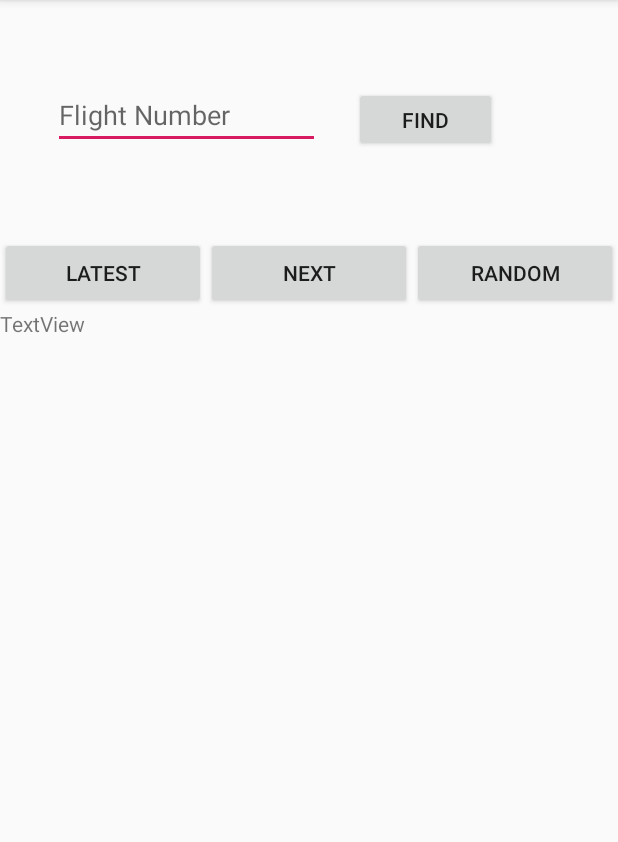
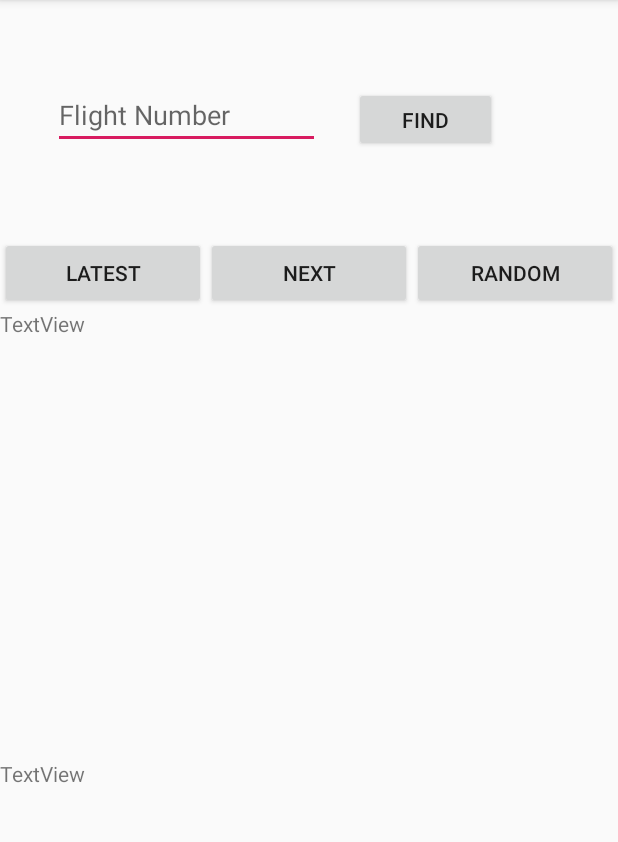
Before and after one commit to nch3nch3/CS125Final, an Android app: the screen it shows after launch (MainActivity), on a phone screen of 412 x 824 dp, the part 84-926 px from its top. Run offline under Robolectric (Android 15) with nearby library versions, the phone set to English and light mode, and no system bars.

```diff
--- a/app/src/main/java/com/example/spacexlaunchtracker/MainActivity.java
+++ b/app/src/main/java/com/example/spacexlaunchtracker/MainActivity.java
@@ -4,6 +4,7 @@ import android.support.v7.app.AppCompatActivity;
 import android.os.Bundle;
 import android.util.Log;
 import android.widget.Button;
+import android.widget.EditText;
 import android.widget.TextView;
 
 import java.lang.Math;
@@ -31,9 +32,13 @@ public class MainActivity extends AppCompatActivity {
             Log.d(TAG, "Random Launch button clicked");
             updateText('r');
         });
+        //Can you write a function that takes care of the "launchFinder" button and the Flight Mission field
+        final Button flightNo = findViewById(R.id.launchFinder);
+        random.setOnClickListener(v -> {
+            Log.d(TAG, "Flight number search initiated");
+            updateText();
+        });
         //These function handle the buttons
-
-        //Can you write a function that takes care of the "launchFinder" button and the Flight Mission field
     }
     public void updateText(final char inputCase) {
         //this function handles random, next, and latest launch via characters which represent each case
@@ -43,6 +48,8 @@ public class MainActivity extends AppCompatActivity {
         //This is for testing code is for testing
     }
     public void updateText(final int input) {
-        //This method takes the flight number from the plainText field.
+        EditText flight = findViewById(R.id.missionInput);
+        String number =  "Flight Number : " + flight.getText().toString();
+        ((TextView) findViewById(R.id.flightNumber)).setText(number);
     }
 }
--- a/app/src/main/res/layout/activity_main.xml
+++ b/app/src/main/res/layout/activity_main.xml
@@ -92,11 +92,17 @@
                 <TextView
                     android:id="@+id/caption"
                     android:layout_width="match_parent"
-                    android:layout_height="wrap_content"
+                    android:layout_height="66dp"
                     android:text="TextView" />
             </LinearLayout>
         </ScrollView>
 
     </LinearLayout>
 
+    <TextView
+        android:id="@+id/flightNumber"
+        android:layout_width="match_parent"
+        android:layout_height="49dp"
+        android:text="TextView" />
+
 </LinearLayout>
```
